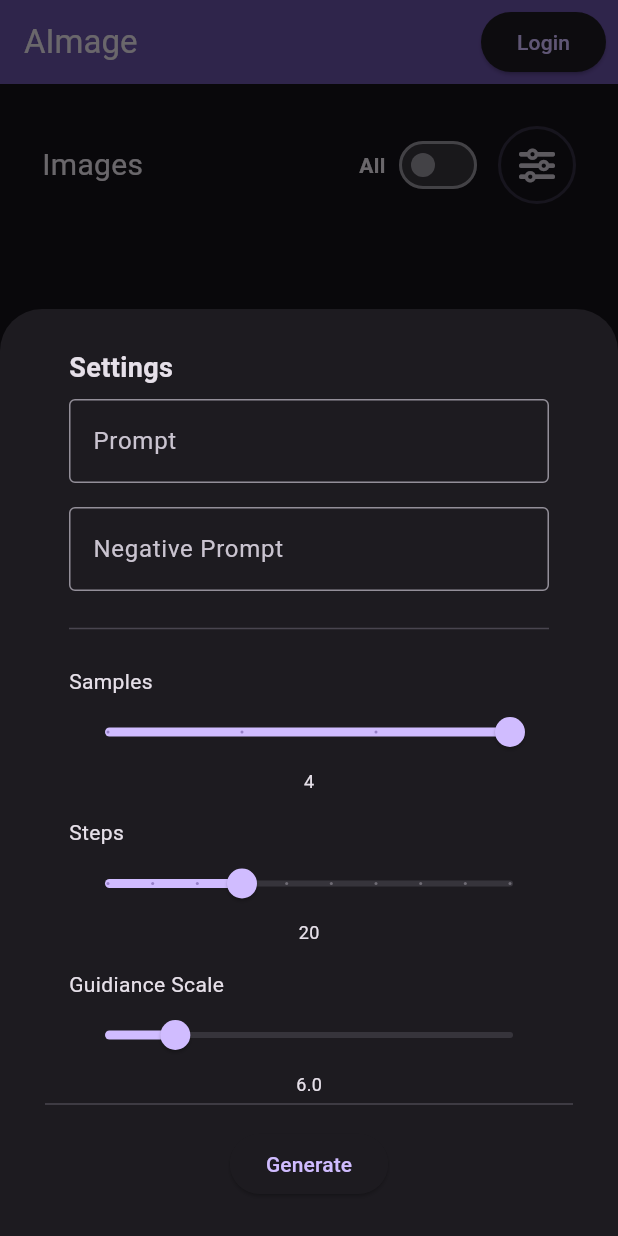
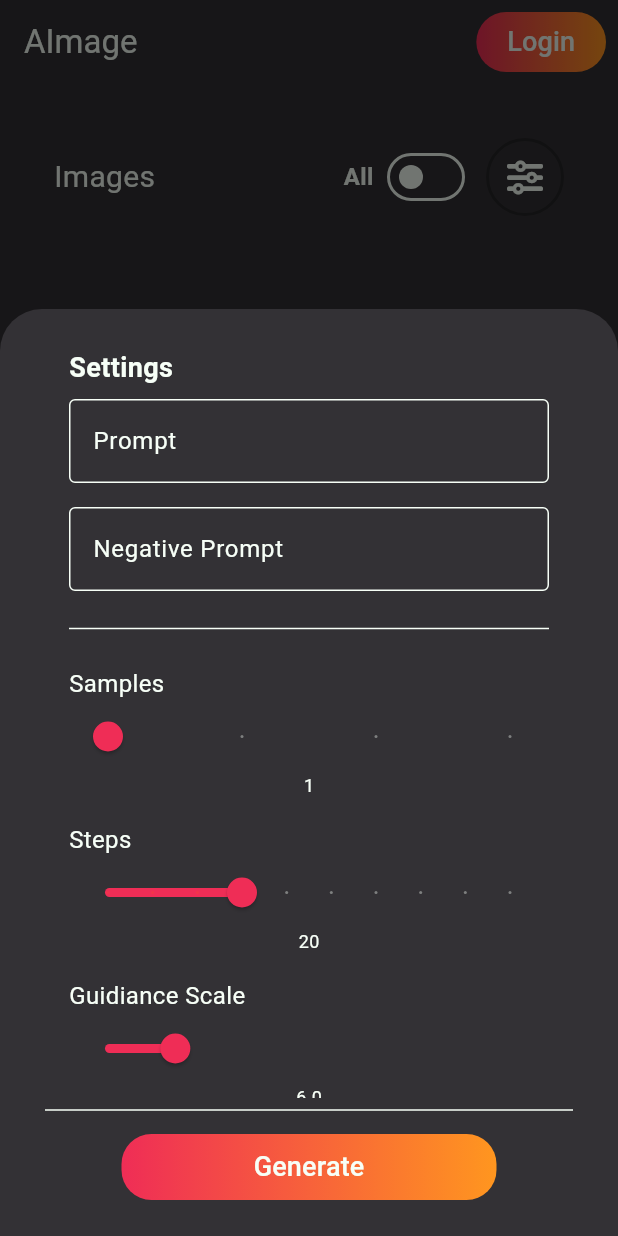
Before and after one commit to MiguelLuque/Aimage, a Flutter app: the screen it shows after launch, after a tap on an icon or button, on a phone screen of 412 x 824 dp. Run offline on Flutter 3.47's test engine with Material 3 defaults, Android fonts, the light colour scheme and no system bars; our stand-ins replace flutter_riverpod, font_awesome_flutter, supabase_flutter; missing offline and left inert: supabase_auth_ui; accounts and stored records are empty.

Commit message:
Refactor features style

```diff
--- a/lib/config/theme/theme.dart
+++ b/lib/config/theme/theme.dart
@@ -1,18 +1,72 @@
+import 'dart:ui';
+
 import 'package:flutter/material.dart';
 
 class AppTheme {
+  final _primary = const Color.fromRGBO(239, 45, 86, 1);
+  final _secondary = const Color.fromRGBO(255, 150, 31, 1);
+
+  final _white = const Color.fromRGBO(247, 255, 247, 1);
+
+  final _black = const Color.fromRGBO(38, 37, 39, 1);
+
+  final _error = Colors.red;
+  final _surface = const Color.fromRGBO(51, 49, 53, 1);
+
+  final _gradient = const LinearGradient(colors: [
+    Color.fromRGBO(239, 45, 86, 1),
+    Color.fromRGBO(255, 150, 31, 1),
+  ]);
+
+  get primary => _primary;
+  get secondary => _secondary;
+  get white => _white;
+  get black => _black;
+  get error => _error;
+  get surface => _surface;
+  get gradient => _gradient;
+
   ThemeData getTheme() => ThemeData(
         useMaterial3: true,
-        // hexadecimal color
-        //primaryColor: Color.fromRGBO(178, 223, 219, 1),
-        brightness: Brightness.dark,
-        primaryColor: Colors.black,
-        textTheme: const TextTheme(labelLarge: TextStyle(color: Colors.white)),
-        appBarTheme: const AppBarTheme(centerTitle: false),
+        colorScheme: ColorScheme(
+          background: _black,
+          brightness: Brightness.dark,
+          error: _error,
+          primary: primary,
+          onPrimary: _error,
+          secondary: _secondary,
+          onSecondary: _black,
+          onError: _white,
+          onBackground: _white,
+          surface: _surface,
+          onSurface: _white,
+        ),
+        tabBarTheme: TabBarTheme(
+          overlayColor: MaterialStateProperty.all(Colors.transparent),
+          labelStyle: const TextStyle(fontWeight: FontWeight.bold),
+          dividerColor: Colors.transparent,
+          indicatorSize: TabBarIndicatorSize.label,
+          unselectedLabelStyle: TextStyle(fontWeight: FontWeight.normal),
+          indicator: BoxDecoration(
+            borderRadius: const BorderRadius.all(Radius.circular(8)),
+            color: _white,
+          ),
+          labelColor: _black,
+          unselectedLabelColor: _white,
+        ),
+        textTheme: TextTheme(
+          labelLarge: TextStyle(color: _white, fontSize: 18),
+          bodyLarge: TextStyle(color: _white),
+          // Define el tamaño de la fuente del texto
+          bodyMedium: TextStyle(fontSize: 16, color: _white),
+        ),
+        appBarTheme: const AppBarTheme(
+          centerTitle: false,
+        ),
+
+        // elevatedButtonTheme: const ElevatedButtonThemeData(
+        //     style: ButtonStyle(
+        //         backgroundColor: MaterialStatePropertyAll(Colors.white)
+        //         ))
       );
-
-  // AppTheme copyWith({int? selectedColor, bool? isDarkmode}) => AppTheme(
-  //       selectedColor: selectedColor ?? this.selectedColor,
-  //       isDarkmode: isDarkmode ?? this.isDarkmode,
-  //     );
 }
--- a/lib/features/common/layouts/narrow_layout.dart
+++ b/lib/features/common/layouts/narrow_layout.dart
@@ -14,7 +14,10 @@ class NarrowLayout extends ConsumerWidget {
     var tab = ref.watch(featureNotifierProvider);
     bool isLoading = ref.watch(spinnerNotifierProvider);
     return SafeArea(
-      child: loadFeature(tab, isLoading),
+      child: Padding(
+        padding: const EdgeInsets.all(8.0),
+        child: loadFeature(tab, isLoading),
+      ),
     );
   }
 
--- a/lib/features/common/screens/empty_editing_mobile_screen.dart
+++ b/lib/features/common/screens/empty_editing_mobile_screen.dart
@@ -1,4 +1,5 @@
 import 'package:aimage/features/common/utils/create_images_from_urls.dart';
+import 'package:aimage/features/common/widgets/gradient_button.dart';
 import 'package:flutter/material.dart';
 import 'package:flutter_riverpod/flutter_riverpod.dart';
 import 'package:aimage/features/common/screens/empty_image_screen.dart';
@@ -98,7 +99,7 @@ class _EmptyEditingScreenState extends ConsumerState<EmptyEditingScreen> {
                               borderRadius: BorderRadius.circular(8.0),
                               side: BorderSide(
                                 color: selectedImage == i
-                                    ? Colors.deepPurple
+                                    ? Colors.white
                                     : Colors.transparent,
                                 width: 2.0,
                               ),
@@ -135,7 +136,7 @@ class _EmptyEditingScreenState extends ConsumerState<EmptyEditingScreen> {
                   })));
     }
     widgets.add(Center(
-      child: ElevatedButton(
+      child: GradientButton(
           onPressed: selectedImage == null
               ? null
               : () => ref
--- a/lib/features/common/utils/error_utils.dart
+++ b/lib/features/common/utils/error_utils.dart
@@ -1,3 +1,4 @@
+import 'package:aimage/config/theme/theme.dart';
 import 'package:flutter/material.dart';
 
 SnackBar showSnackBarLoginError(BuildContext context) {
@@ -47,7 +48,7 @@ showGenericError(BuildContext context) {
 
 SnackBar showSnackBarCustomMessage(BuildContext context, String message) {
   return SnackBar(
-    backgroundColor: Colors.deepPurple.shade100,
+    backgroundColor: AppTheme().error,
     content: Row(
       mainAxisAlignment: MainAxisAlignment.center,
       children: [
--- /dev/null
+++ b/lib/features/common/widgets/gradient_button.dart
@@ -0,0 +1,42 @@
+import 'package:aimage/config/theme/theme.dart';
+import 'package:flutter/material.dart';
+
+class GradientButton extends StatelessWidget {
+  final BorderRadiusGeometry? borderRadius;
+  final double? width;
+  final double height;
+  final VoidCallback? onPressed;
+  final Widget child;
+
+  const GradientButton({
+    super.key,
+    required this.onPressed,
+    required this.child,
+    this.borderRadius,
+    this.width,
+    this.height = 44.0,
+  });
+
+  @override
+  Widget build(BuildContext context) {
+    final gradient = AppTheme().gradient;
+    final borderRadius = this.borderRadius ?? BorderRadius.circular(20);
+    return Container(
+      width: width,
+      height: height,
+      decoration: BoxDecoration(
+        gradient: gradient,
+        borderRadius: borderRadius,
+      ),
+      child: ElevatedButton(
+        onPressed: onPressed,
+        style: ElevatedButton.styleFrom(
+          backgroundColor: Colors.transparent,
+          shadowColor: Colors.transparent,
+          shape: RoundedRectangleBorder(borderRadius: borderRadius),
+        ),
+        child: child,
+      ),
+    );
+  }
+}
--- a/lib/features/common/widgets/image_settings_form.dart
+++ b/lib/features/common/widgets/image_settings_form.dart
@@ -1,5 +1,7 @@
 import 'dart:ui' as ui;
 
+import 'package:aimage/config/theme/theme.dart';
+import 'package:aimage/features/common/widgets/gradient_button.dart';
 import 'package:flutter/material.dart';
 import 'package:flutter_riverpod/flutter_riverpod.dart';
 import 'package:aimage/features/auth/auth_provider.dart';
@@ -69,7 +71,7 @@ class SettingsFormState extends ConsumerState<SettingsForm> {
           : BoxDecoration(
               borderRadius: BorderRadius.circular(10.0),
               border: Border.all(
-                color: Colors.grey,
+                color: AppTheme().white,
                 width: 0.5,
               ),
             ),
@@ -234,7 +236,8 @@ class SettingsFormState extends ConsumerState<SettingsForm> {
           const Divider(),
           Padding(
             padding: const EdgeInsets.fromLTRB(8, 8, 8, 14),
-            child: ElevatedButton(
+            child: GradientButton(
+              width: 250,
               onPressed: isLoading
                   ? null
                   : () {
@@ -254,7 +257,10 @@ class SettingsFormState extends ConsumerState<SettingsForm> {
                         }
                       }
                     },
-              child: const Text('Generate'),
+              child: Text(
+                'Generate',
+                style: Theme.of(context).textTheme.labelLarge,
+              ),
             ),
           ),
         ],
--- a/lib/features/image_to_image/domain/entities/image_to_image_request.dart
+++ b/lib/features/image_to_image/domain/entities/image_to_image_request.dart
@@ -37,7 +37,7 @@ class ImageToImageRequest {
           "deformed, distorted, disfigured, doll, poorly drawn, bad anatomy, wrong anatomy, nudity, nude, sex, porn,",
       this.width = "512",
       this.height = "768",
-      this.samples = "4",
+      this.samples = "1",
       this.safetyChecker = "no",
       this.numInferenceSteps = "20",
       this.enhancePrompt = "no",
--- a/lib/features/image_to_image/presentation/screens/image_to_image_screen.dart
+++ b/lib/features/image_to_image/presentation/screens/image_to_image_screen.dart
@@ -7,7 +7,6 @@ class ImageToImageScreen extends ConsumerWidget {
 
   @override
   Widget build(BuildContext context, WidgetRef ref) {
-    return const Padding(
-        padding: EdgeInsets.all(20.0), child: EmptyEditingScreen());
+    return const EmptyEditingScreen();
   }
 }
--- a/lib/features/inpainting/domain/entities/inpainting_request.dart
+++ b/lib/features/inpainting/domain/entities/inpainting_request.dart
@@ -37,7 +37,7 @@ class InpaintingRequest {
       required this.maskImage,
       this.width = "512",
       this.height = "768",
-      this.samples = "4",
+      this.samples = "1",
       this.safetyChecker = "no",
       this.steps = "20",
       this.enhancePrompt = "no",
--- a/lib/features/inpainting/repositories/inpainting_repository.dart
+++ b/lib/features/inpainting/repositories/inpainting_repository.dart
@@ -48,6 +48,7 @@ class InpaintingRepository {
           break;
         default:
           //TODO: mostrar un error y devolver una lista vacia
+          print(response.toString());
           break;
       }
       return res;
--- a/lib/features/text_to_image/domain/entities/text_to_image_request.dart
+++ b/lib/features/text_to_image/domain/entities/text_to_image_request.dart
@@ -33,7 +33,7 @@ class TextToImageRequest {
           "deformed, distorted, disfigured, doll, poorly drawn, bad anatomy, wrong anatomy, nudity, nude, sex, porn,",
       this.width = "512",
       this.height = "768",
-      this.samples = "4",
+      this.samples = "1",
       this.safetyChecker = "no",
       this.numInferenceSteps = "20",
       this.enhancePrompt = "no",
@@ -45,7 +45,7 @@ class TextToImageRequest {
       this.tomesd = "yes",
       this.multiLingual = "no",
       this.useKarrasSigmas = "yes",
-      this.upscale = "2",
+      this.upscale = "no",
       this.vae,
       this.loraModel,
       this.loraStrength,
--- a/lib/features/text_to_image/presentation/screens/text_to_image_mobile_screen.dart
+++ b/lib/features/text_to_image/presentation/screens/text_to_image_mobile_screen.dart
@@ -97,7 +97,7 @@ class TextToImageMobileScreen extends ConsumerWidget {
               height: 20,
             ),
             imageUrls.isEmpty
-                ? Expanded(child: const EmptyImageScreen())
+                ? const Expanded(child: EmptyImageScreen())
                 : Expanded(
                     child: SingleChildScrollView(
                       child: Wrap(
--- a/lib/main.dart
+++ b/lib/main.dart
@@ -1,4 +1,5 @@
 import 'package:aimage/config/menu/menu_items.dart';
+import 'package:aimage/features/common/widgets/gradient_button.dart';
 import 'package:flutter/material.dart';
 import 'package:flutter_riverpod/flutter_riverpod.dart';
 import 'package:aimage/config/theme/theme.dart';
@@ -100,7 +101,7 @@ class HomeScreenState extends ConsumerState<HomeScreen> {
     return LayoutBuilder(builder: (context, constraints) {
       return Scaffold(
         appBar: AppBar(
-          backgroundColor: Theme.of(context).colorScheme.inversePrimary,
+          //backgroundColor: Theme.of(context).colorScheme.inversePrimary,
           title: const Text('AImage'),
           actions: [
             ref.read(authNotifierProvider) != null
@@ -116,8 +117,11 @@ class HomeScreenState extends ConsumerState<HomeScreen> {
                   )
                 : Padding(
                     padding: const EdgeInsets.all(8.0),
-                    child: ElevatedButton(
-                      child: const Text("Login"),
+                    child: GradientButton(
+                      child: Text(
+                        'Login',
+                        style: Theme.of(context).textTheme.labelLarge,
+                      ),
                       onPressed: () {
                         showLoginDialog(context);
                       },
```
Also changed, not shown: lib/features/common/layouts/wide_layout.dart (+26 -4 lines), lib/features/common/screens/empty_editing_screen.dart (+46 -38 lines), lib/features/common/utils/create_images_from_urls.dart (+6 -6 lines), lib/features/common/widgets/image_card_list.dart (added, +24 -0 lines), lib/features/inpainting/presentation/screens/inpainting_screen.dart (+21 -12 lines), lib/features/text_to_image/presentation/screens/text_to_image_screen.dart (+4 -15 lines).
